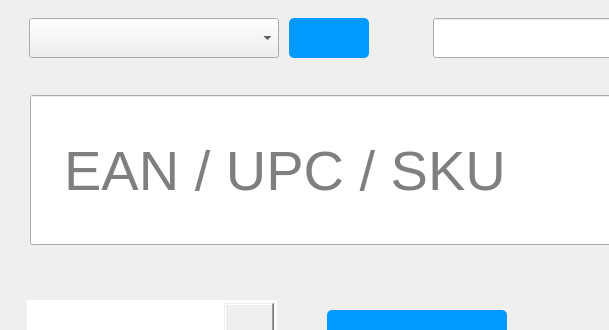
First picture: the form in barcode-pi/neo_bar.ui, repository Baanaaana/barcode-pi, before the edit; both pictures show x 0 to 609 and y 0 to 330 of the 800 by 480 pixel window.
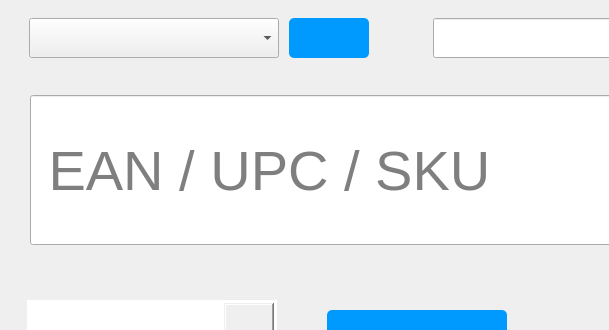
Second picture: the form after the edit. Icons and pictures are not drawn. Custom widgets are drawn as their Qt base class.

The edit to the form file:
```diff
--- a/barcode-pi/neo_bar.ui
+++ b/barcode-pi/neo_bar.ui
@@ -411,7 +411,7 @@
         <bool>false</bool>
        </property>
        <property name="placeholderText">
-        <string>  EAN / UPC / SKU</string>
+        <string> EAN / UPC / SKU</string>
        </property>
       </widget>
      </widget>
```
